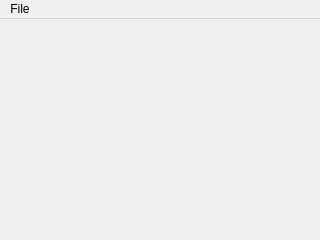
This is qt_gui/mainwindow.ui in Lionel07/Ymgyrch as Qt 5 draws it before an edit. The edited form follows.
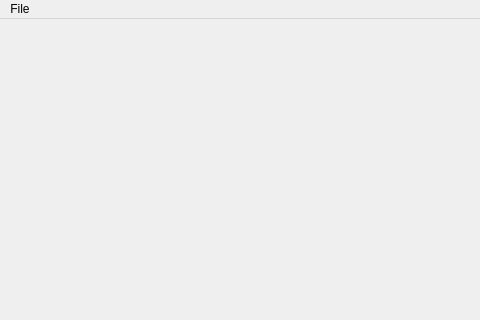
This is the edited form.

What changed in the file:
```diff
--- a/qt_gui/mainwindow.ui
+++ b/qt_gui/mainwindow.ui
@@ -6,8 +6,8 @@
    <rect>
     <x>0</x>
     <y>0</y>
-    <width>320</width>
-    <height>240</height>
+    <width>480</width>
+    <height>320</height>
    </rect>
   </property>
   <property name="windowTitle">
@@ -19,7 +19,7 @@
     <rect>
      <x>0</x>
      <y>0</y>
-     <width>320</width>
+     <width>480</width>
      <height>21</height>
     </rect>
    </property>
```
Left out of the diff: 20 changed lines with no effect on the pictures.
